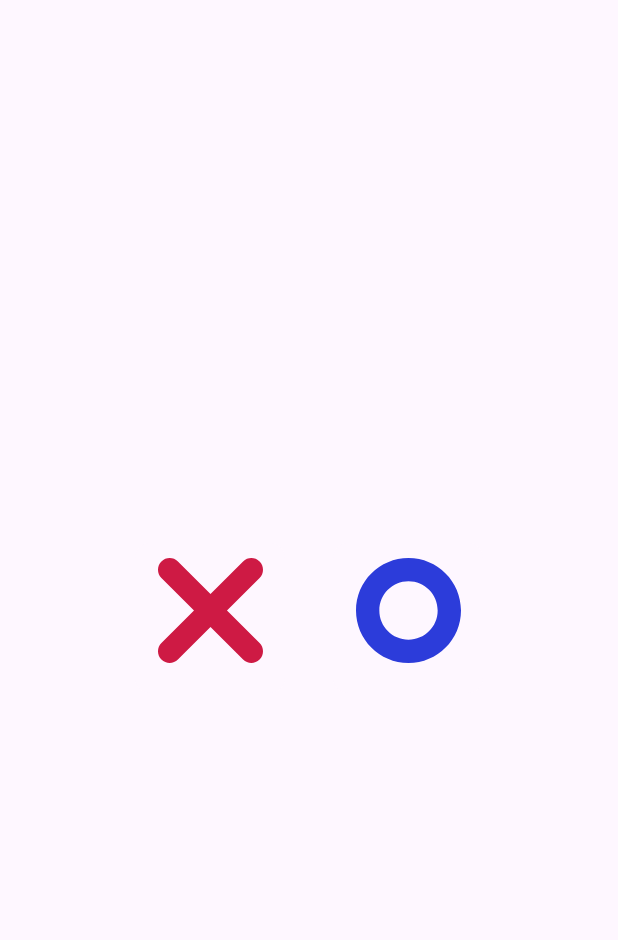
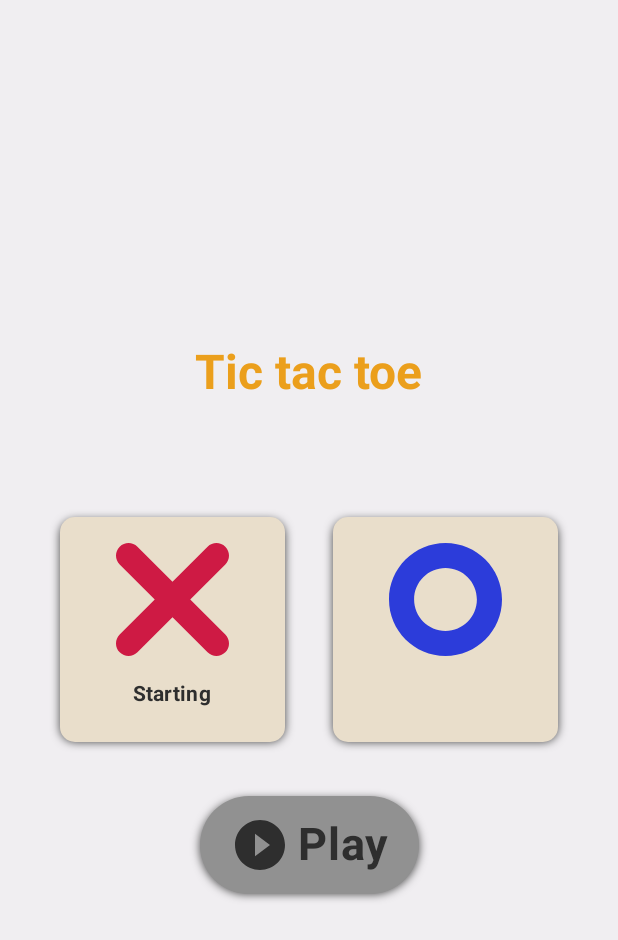
Before and after one commit to michalmusil/ticTacToeAndroid, an Android app built with Jetpack Compose: the screen it shows after launch (MainActivity), on a phone screen of 412 x 824 dp. Shown: the top 940 px of the screen. Run offline under Robolectric (Android 15) with nearby library versions, the phone set to English and light mode, and no system bars; our stand-ins replace Dagger/Hilt's generated code.

Commit message:
Startup screen working. Bases for game screen implemented.

```diff
--- /dev/null
+++ b/app/src/main/java/cz/mendelu/xmusil5/tictactoe/ui/components/ui_elements/CustomButton.kt
@@ -0,0 +1,107 @@
+package cz.mendelu.xmusil5.tictactoe.ui.components.ui_elements
+
+import androidx.compose.animation.animateColorAsState
+import androidx.compose.animation.core.tween
+import androidx.compose.foundation.Image
+import androidx.compose.foundation.background
+import androidx.compose.foundation.clickable
+import androidx.compose.foundation.layout.*
+import androidx.compose.foundation.shape.RoundedCornerShape
+import androidx.compose.material3.Icon
+import androidx.compose.material3.MaterialTheme
+import androidx.compose.material3.Text
+import androidx.compose.runtime.Composable
+import androidx.compose.runtime.getValue
+import androidx.compose.ui.Alignment
+import androidx.compose.ui.Modifier
+import androidx.compose.ui.draw.clip
+import androidx.compose.ui.graphics.Color
+import androidx.compose.ui.graphics.vector.ImageVector
+import androidx.compose.ui.res.vectorResource
+import androidx.compose.ui.text.font.FontWeight
+import androidx.compose.ui.text.style.TextOverflow
+import androidx.compose.ui.unit.TextUnit
+import androidx.compose.ui.unit.dp
+import androidx.compose.ui.unit.sp
+import cz.mendelu.xmusil5.tictactoe.ui.theme.disabledColor
+import cz.mendelu.xmusil5.tictactoe.ui.theme.shadowColor
+import cz.mendelu.xmusil5.tictactoe.ui.utils.UiConstants
+import cz.mendelu.xmusil5.tictactoe.ui.utils.customShadowPercentage
+
+@Composable
+fun CustomButton(
+    text: String,
+    iconId: Int? = null,
+    tintIcon: Boolean = true,
+    backgroundColor: Color = MaterialTheme.colorScheme.secondary,
+    textColor: Color = MaterialTheme.colorScheme.onSecondary,
+    textSize: TextUnit = 17.sp,
+    onClick: () -> Unit,
+    enabled: Boolean = true,
+    modifier: Modifier = Modifier
+){
+    val animationDuration = 150
+    val cornerRadius = UiConstants.RADIUS_CAPSULE_PERCENTAGE
+    val displayedBackgroundColor by animateColorAsState(
+        targetValue = if (enabled) backgroundColor else disabledColor,
+        animationSpec = tween(animationDuration)
+    )
+
+    Box(
+        contentAlignment = Alignment.Center,
+        modifier = modifier
+            .customShadowPercentage(
+                color = shadowColor,
+                borderRadiusPercentage = cornerRadius,
+                spread = 0.dp,
+                blurRadius = 5.dp,
+                offsetY = 2.dp
+            )
+            .clip(RoundedCornerShape(cornerRadius))
+            .background(displayedBackgroundColor)
+            .clickable{
+                if (enabled){
+                    onClick()
+                }
+            }
+            .padding(vertical = 10.dp, horizontal = 20.dp)
+    ) {
+        Row(
+            verticalAlignment = Alignment.CenterVertically,
+            horizontalArrangement = Arrangement.SpaceEvenly,
+            modifier = Modifier
+        ) {
+            iconId?.let {
+                if (tintIcon) {
+                    Icon(
+                        imageVector = ImageVector.vectorResource(id = it),
+                        contentDescription = null,
+                        tint = textColor,
+                        modifier = Modifier
+                            .size((textSize.value * 1.5).dp)
+                            .padding(end = 5.dp)
+                    )
+                } else {
+                    Image(
+                        imageVector = ImageVector.vectorResource(id = it),
+                        contentDescription = null,
+                        modifier = Modifier
+                            .size((textSize.value * 1.5).dp)
+                            .padding(end = 5.dp)
+                    )
+                }
+            }
+            if (text.isNotBlank()) {
+                Text(
+                    text = text,
+                    color = textColor,
+                    fontWeight = FontWeight.Bold,
+                    maxLines = 2,
+                    lineHeight = 12.sp,
+                    overflow = TextOverflow.Ellipsis,
+                    fontSize = textSize,
+                )
+            }
+        }
+    }
+}
--- a/app/src/main/java/cz/mendelu/xmusil5/tictactoe/ui/screens/game_screen/GameUiState.kt
+++ b/app/src/main/java/cz/mendelu/xmusil5/tictactoe/ui/screens/game_screen/GameUiState.kt
@@ -6,4 +6,5 @@ sealed class GameUiState{
     object ComputerPlayerTurn: GameUiState()
     object HumanPlayerVictory: GameUiState()
     object ComputerPlayerVictory: GameUiState()
+    object Tie: GameUiState()
 }
--- a/app/src/main/java/cz/mendelu/xmusil5/tictactoe/ui/screens/startup_screen/StartupScreen.kt
+++ b/app/src/main/java/cz/mendelu/xmusil5/tictactoe/ui/screens/startup_screen/StartupScreen.kt
@@ -23,11 +23,16 @@ import androidx.compose.ui.res.stringResource
 import androidx.compose.ui.res.vectorResource
 import androidx.compose.ui.text.font.FontWeight
 import androidx.compose.ui.unit.dp
+import androidx.compose.ui.unit.sp
 import androidx.hilt.navigation.compose.hiltViewModel
 import cz.mendelu.xmusil5.tictactoe.R
 import cz.mendelu.xmusil5.tictactoe.game.PlayerMark
 import cz.mendelu.xmusil5.tictactoe.navigation.INavigationRouter
+import cz.mendelu.xmusil5.tictactoe.ui.components.ui_elements.CustomButton
+import cz.mendelu.xmusil5.tictactoe.ui.theme.shadowColor
 import cz.mendelu.xmusil5.tictactoe.ui.utils.UiConstants
+import cz.mendelu.xmusil5.tictactoe.ui.utils.customShadow
+import cz.mendelu.xmusil5.tictactoe.ui.utils.customShadowPercentage
 
 @Composable
 fun StartupScreen(
@@ -68,6 +73,16 @@ fun StartupScreenContent(
         Column(
             horizontalAlignment = Alignment.CenterHorizontally,
         ) {
+
+            Text(
+                text = stringResource(id = R.string.app_name),
+                style = MaterialTheme.typography.headlineLarge,
+                color = MaterialTheme.colorScheme.primary,
+                fontWeight = FontWeight.Bold
+            )
+
+            Spacer(modifier = Modifier.height(60.dp))
+
             Row(
                 horizontalArrangement = Arrangement.Center,
                 verticalAlignment = Alignment.CenterVertically,
@@ -85,11 +100,25 @@ fun StartupScreenContent(
                     )
                 }
             }
+
+            Spacer(modifier = Modifier.height(20.dp))
+
+            CustomButton(
+                text = stringResource(id = R.string.play),
+                enabled = chosenPlayerMark.value != null,
+                iconId = R.drawable.ic_play,
+                textSize = 30.sp,
+                onClick = {
+                    viewModel.startGame()
+                })
         }
 
     }
 
 }
+
+
+
 
 @Composable
 fun PlayerMarkOption(
@@ -98,10 +127,10 @@ fun PlayerMarkOption(
     startingPlayerMark: PlayerMark,
     onClick: (PlayerMark) -> Unit
 ){
-    val size = 100.dp
+    val size = 150.dp
     val cornerRadius = UiConstants.RADIUS_SMALL
     val selectedColor by animateColorAsState(
-        targetValue = if (mark == chosenPlayerMark) MaterialTheme.colorScheme.primary else Color.Transparent,
+        targetValue = if (mark == chosenPlayerMark) mark.color else Color.Transparent,
         animationSpec = tween(UiConstants.ANIMATION_DURATION_SHORT)
     )
 
@@ -109,6 +138,13 @@ fun PlayerMarkOption(
         contentAlignment = Alignment.Center,
         modifier = Modifier
             .padding(16.dp)
+            .customShadow(
+                color = shadowColor,
+                borderRadius = cornerRadius,
+                spread = 0.dp,
+                blurRadius = 5.dp,
+                offsetY = 2.dp
+            )
             .size(size)
             .clip(RoundedCornerShape(cornerRadius))
             .clickable {
@@ -129,7 +165,7 @@ fun PlayerMarkOption(
                 contentDescription = mark.symbol,
                 tint = mark.color,
                 modifier = Modifier
-                    .size((size.value*0.7).dp)
+                    .size((size.value*0.5).dp)
             )
 
             Spacer(modifier = Modifier.height(10.dp))
@@ -143,6 +179,7 @@ fun PlayerMarkOption(
                     Text(
                         text = stringResource(id = R.string.starting),
                         style = MaterialTheme.typography.titleSmall,
+                        color = MaterialTheme.colorScheme.onSurface,
                         fontWeight = FontWeight.Bold
                     )
                 }
--- a/app/src/main/java/cz/mendelu/xmusil5/tictactoe/ui/theme/Color.kt
+++ b/app/src/main/java/cz/mendelu/xmusil5/tictactoe/ui/theme/Color.kt
@@ -19,8 +19,13 @@ val onSecondary = Color(0xFF2E2E2E)
 val background = Color(0xFFF0EEF1)
 val onBackground = Color(0xFF2E2E2E)
 
-val surface = Color(0xFFC0A5AD)
+val surface = Color(0xFFE9DECB)
 val onSurface = Color(0xFF2E2E2E)
 
 val xColor = Color(0xFFCE1A44)
 val oColor = Color(0xFF2C3CDA)
+
+val disabledColor = Color(0xFF919191)
+val shadowColor = Color(0xFF464646)
+
+val red = Color(0xFFCC0000)
--- a/app/src/main/java/cz/mendelu/xmusil5/tictactoe/ui/theme/Theme.kt
+++ b/app/src/main/java/cz/mendelu/xmusil5/tictactoe/ui/theme/Theme.kt
@@ -22,9 +22,14 @@ private val DarkColorScheme = darkColorScheme(
 )
 
 private val LightColorScheme = lightColorScheme(
-    primary = Purple40,
-    secondary = PurpleGrey40,
-    tertiary = Pink40
+    primary = primary,
+    onPrimary = onPrimary,
+    secondary = secondary,
+    onSecondary = onSecondary,
+    background = background,
+    onBackground = onBackground,
+    surface = surface,
+    onSurface = onSurface
 )
 
 @Composable
--- /dev/null
+++ b/app/src/main/java/cz/mendelu/xmusil5/tictactoe/ui/utils/UiExtensions.kt
@@ -0,0 +1,140 @@
+package cz.mendelu.xmusil5.tictactoe.ui.utils
+
+import android.graphics.BlurMaskFilter
+import androidx.compose.ui.Modifier
+import androidx.compose.ui.draw.drawBehind
+import androidx.compose.ui.draw.drawWithContent
+import androidx.compose.ui.graphics.*
+import androidx.compose.ui.graphics.drawscope.drawIntoCanvas
+import androidx.compose.ui.unit.Dp
+import androidx.compose.ui.unit.dp
+
+// Shadow modifier for any composable object
+fun Modifier.customShadow(
+    color: Color = Color.Black,
+    borderRadius: Dp = 0.dp,
+    blurRadius: Dp = 0.dp,
+    offsetY: Dp = 0.dp,
+    offsetX: Dp = 0.dp,
+    spread: Dp = 0f.dp,
+    modifier: Modifier = Modifier
+) = this.then(
+    modifier.drawBehind {
+        this.drawIntoCanvas {
+            val paint = Paint()
+            val frameworkPaint = paint.asFrameworkPaint()
+            val spreadPixel = spread.toPx()
+            val leftPixel = (0f - spreadPixel) + offsetX.toPx()
+            val topPixel = (0f - spreadPixel) + offsetY.toPx()
+            val rightPixel = (this.size.width + spreadPixel)
+            val bottomPixel = (this.size.height + spreadPixel)
+
+            if (blurRadius != 0.dp) {
+                frameworkPaint.maskFilter =
+                    (BlurMaskFilter(blurRadius.toPx(), BlurMaskFilter.Blur.NORMAL))
+            }
+
+            frameworkPaint.color = color.toArgb()
+            it.drawRoundRect(
+                left = leftPixel,
+                top = topPixel,
+                right = rightPixel,
+                bottom = bottomPixel,
+                radiusX = borderRadius.toPx(),
+                radiusY = borderRadius.toPx(),
+                paint
+            )
+        }
+    }
+)
+
+// Shadow modifier for any composable object
+fun Modifier.customShadowPercentage(
+    color: Color = Color.Black,
+    borderRadiusPercentage: Int,
+    blurRadius: Dp = 0.dp,
+    offsetY: Dp = 0.dp,
+    offsetX: Dp = 0.dp,
+    spread: Dp = 0f.dp,
+    modifier: Modifier = Modifier
+) = this.then(
+    modifier.drawBehind {
+        this.drawIntoCanvas {
+            val paint = Paint()
+            val frameworkPaint = paint.asFrameworkPaint()
+            val spreadPixel = spread.toPx()
+            val leftPixel = (0f - spreadPixel) + offsetX.toPx()
+            val topPixel = (0f - spreadPixel) + offsetY.toPx()
+            val rightPixel = (this.size.width + spreadPixel)
+            val bottomPixel = (this.size.height + spreadPixel)
+
+            if (blurRadius != 0.dp) {
+                frameworkPaint.maskFilter =
+                    (BlurMaskFilter(blurRadius.toPx(), BlurMaskFilter.Blur.NORMAL))
+            }
+
+            frameworkPaint.color = color.toArgb()
+            it.drawRoundRect(
+                left = leftPixel,
+                top = topPixel,
+                right = rightPixel,
+                bottom = bottomPixel,
+                radiusX = Math.min(size.width, size.height) * (borderRadiusPercentage/100f),
+                radiusY = Math.min(size.width, size.height) * (borderRadiusPercentage/100f),
+                paint
+            )
+        }
+    }
+)
+
+fun Modifier.fadeEdges(
+    edges: Edges,
+    backgroundColor: Color,
+    fadeWidth: Float = 70f
+) = this.then(
+    graphicsLayer {
+        alpha = 0.99f
+    }.then(
+        drawWithContent {
+            drawContent()
+            val colorsStart = listOf(Color.Transparent, backgroundColor)
+            val colorsEnd = listOf(backgroundColor, Color.Transparent)
+            if (edges == Edges.VERTICAL || edges == Edges.ALL){
+                drawRect(
+                    brush = Brush.verticalGradient(
+                        colors = colorsStart,
+                        startY = 0f,
+                        endY = fadeWidth
+                    ),
+                    blendMode = BlendMode.DstIn
+                )
+                drawRect(
+                    brush = Brush.verticalGradient(
+                        colors = colorsEnd,
+                        startY = size.height - fadeWidth,
+                        endY = size.height
+                    ),
+                    blendMode = BlendMode.DstIn
+                )
+            }
+            if (edges == Edges.HORIZONTAL || edges == Edges.ALL){
+                drawRect(
+                    brush = Brush.horizontalGradient(
+                        colors = colorsStart,
+                        startX = 0f,
+                        endX = fadeWidth
+                    ),
+                    blendMode = BlendMode.DstIn
+                )
+                drawRect(
+                    brush = Brush.horizontalGradient(
+                        colors = colorsEnd,
+                        startX = size.width - fadeWidth,
+                        endX = size.width
+                    ),
+                    blendMode = BlendMode.DstIn
+                )
+            }
+        }
+    )
+)
--- /dev/null
+++ b/app/src/main/res/drawable/ic_play.xml
@@ -0,0 +1,5 @@
+<vector android:height="24dp" android:tint="#000000"
+    android:viewportHeight="24" android:viewportWidth="24"
+    android:width="24dp" xmlns:android="http://schemas.android.com/apk/res/android">
+    <path android:fillColor="@android:color/white" android:pathData="M12,2C6.48,2 2,6.48 2,12s4.48,10 10,10 10,-4.48 10,-10S17.52,2 12,2zM10,16.5v-9l6,4.5 -6,4.5z"/>
+</vector>
```
Also changed, not shown: app/src/main/java/cz/mendelu/xmusil5/tictactoe/game/Game.kt (+8 -3 lines), app/src/main/java/cz/mendelu/xmusil5/tictactoe/ui/screens/game_screen/GameScreen.kt (+81 -0 lines), app/src/main/java/cz/mendelu/xmusil5/tictactoe/ui/screens/game_screen/GameViewModel.kt (+32 -0 lines), app/src/main/java/cz/mendelu/xmusil5/tictactoe/ui/screens/startup_screen/StartupViewModel.kt (+10 -0 lines), app/src/main/java/cz/mendelu/xmusil5/tictactoe/ui/utils/Edges.kt (added, +7 -0 lines), app/src/main/res/values/strings.xml (+8 -0 lines).
